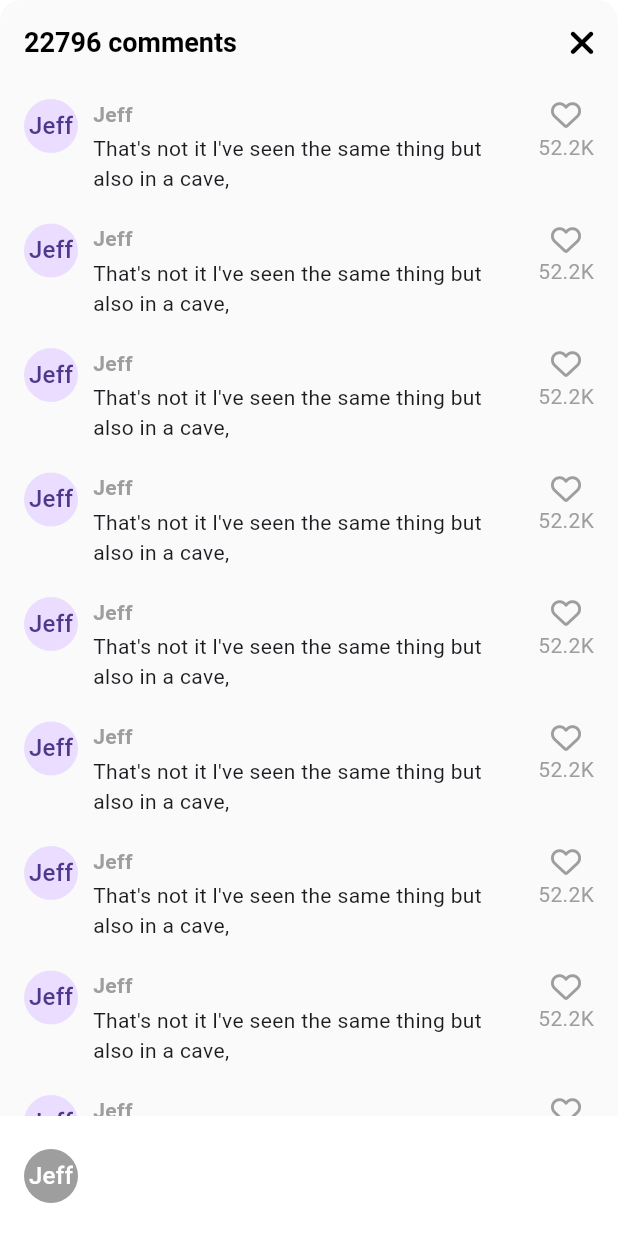
After one commit to Bryson-Joseph/lectures., a Flutter app: the VideoComments screen opened directly, on a phone screen of 412 x 824 dp. The commit adds this screen. Run offline on Flutter 3.47's test engine with Material 3 defaults, Android fonts, the phone set to English and light mode, and no system bars; our stand-ins replace font_awesome_flutter, shared_preferences, video_player, visibility_detector; accounts and stored records are empty; network calls fail.

Commit message:
showModalsButtonSheet

```diff
--- /dev/null
+++ b/tiktok_clone/lib/features/videos/widgets/video_comments.dart
@@ -0,0 +1,105 @@
+import 'package:flutter/material.dart';
+import 'package:font_awesome_flutter/font_awesome_flutter.dart';
+import 'package:tiktok_clone/constants/gaps.dart';
+import 'package:tiktok_clone/constants/sizes.dart';
+
+class VideoComments extends StatefulWidget {
+  const VideoComments({super.key});
+  @override
+  State<VideoComments> createState() => _VideoCommentsState();
+}
+
+class _VideoCommentsState extends State<VideoComments> {
+  void _onClosePressed() {
+    Navigator.of(context).pop();
+  }
+
+  @override
+  Widget build(BuildContext context) {
+    return Container(
+      clipBehavior: Clip.hardEdge,
+      decoration: BoxDecoration(
+        borderRadius: BorderRadius.circular(Sizes.size14),
+      ),
+      child: Scaffold(
+        backgroundColor: Colors.grey.shade50,
+        appBar: AppBar(
+          backgroundColor: Colors.grey.shade50,
+          automaticallyImplyLeading: false,
+          title: const Text("22796 comments"),
+          actions: [
+            IconButton(
+              onPressed: _onClosePressed,
+              icon: const FaIcon(FontAwesomeIcons.xmark),
+            ),
+          ],
+        ),
+        body: ListView.separated(
+          padding: const EdgeInsets.symmetric(
+            vertical: Sizes.size10,
+            horizontal: Sizes.size16,
+          ),
+          separatorBuilder: (context, index) => Gaps.v20,
+          itemCount: 10,
+          itemBuilder: (context, index) => Row(
+            crossAxisAlignment: CrossAxisAlignment.start,
+            children: [
+              const CircleAvatar(
+                radius: 18,
+                child: Text("Jeff"),
+              ),
+              Gaps.h10,
+              Expanded(
+                child: Column(
+                  crossAxisAlignment: CrossAxisAlignment.start,
+                  children: [
+                    Text(
+                      'Jeff',
+                      style: TextStyle(
+                          fontWeight: FontWeight.bold,
+                          fontSize: Sizes.size14,
+                          color: Colors.grey.shade500),
+                    ),
+                    Gaps.v3,
+                    const Text(
+                        "That's not it l've seen the same thing but also in a cave,")
+                  ],
+                ),
+              ),
+              Gaps.h10,
+              Column(
+                children: [
+                  FaIcon(
+                    FontAwesomeIcons.heart,
+                    size: Sizes.size20,
+                    color: Colors.grey.shade500,
+                  ),
+                  Gaps.v2,
+                  Text(
+                    '52.2K',
+                    style: TextStyle(
+                      color: Colors.grey.shade500,
+                    ),
+                  ),
+                ],
+              ),
+            ],
+          ),
+        ),
+        bottomNavigationBar: BottomAppBar(
+          color: Colors.white,
+          child: Row(
+            children: [
+              CircleAvatar(
+                radius: 18,
+                backgroundColor: Colors.grey.shade500,
+                foregroundColor: Colors.white,
+                child: const Text("Jeff"),
+              ),
+            ],
+          ),
+        ),
+      ),
+    );
+  }
+}
--- a/tiktok_clone/lib/features/videos/widgets/video_post.dart
+++ b/tiktok_clone/lib/features/videos/widgets/video_post.dart
@@ -3,6 +3,7 @@ import 'package:font_awesome_flutter/font_awesome_flutter.dart';
 import 'package:tiktok_clone/constants/gaps.dart';
 import 'package:tiktok_clone/constants/sizes.dart';
 import 'package:tiktok_clone/features/videos/widgets/video_button.dart';
+import 'package:tiktok_clone/features/videos/widgets/video_comments.dart';
 import 'package:video_player/video_player.dart';
 import 'package:visibility_detector/visibility_detector.dart';
 
@@ -69,7 +70,9 @@ class _VideoPostState extends State<VideoPost>
   }
 
   void _onVisibilityChanged(VisibilityInfo info) {
-    if (info.visibleFraction == 1 && !_videoPlayerController.value.isPlaying) {
+    if (info.visibleFraction == 1 &&
+        !_isPaused &&
+        !_videoPlayerController.value.isPlaying) {
       _videoPlayerController.play();
     }
   }
@@ -85,6 +88,17 @@ class _VideoPostState extends State<VideoPost>
     setState(() {
       _isPaused = !_isPaused;
     });
+  }
+
+  void _onCommentsTap(BuildContext context) async {
+    if (_videoPlayerController.value.isPlaying) {
+      _onTogglePause();
+    }
+    await showModalBottomSheet(
+      context: context,
+      builder: (context) => const VideoComments(),
+    );
+    _onTogglePause();
   }
 
   @override
@@ -155,12 +169,12 @@ class _VideoPostState extends State<VideoPost>
               ],
             ),
           ),
-          const Positioned(
+          Positioned(
             bottom: 20,
             right: 10,
             child: Column(
               children: [
-                CircleAvatar(
+                const CircleAvatar(
                   radius: 25,
                   backgroundColor: Colors.black,
                   foregroundColor: Colors.white,
@@ -170,17 +184,20 @@ class _VideoPostState extends State<VideoPost>
                   child: Text("Jeff"),
                 ),
                 Gaps.v24,
-                VideoButton(
+                const VideoButton(
                   icon: FontAwesomeIcons.solidHeart,
                   text: "2.9M",
                 ),
                 Gaps.v24,
-                VideoButton(
-                  icon: FontAwesomeIcons.solidComment,
-                  text: "33K",
+                GestureDetector(
+                  onTap: () => _onCommentsTap(context),
+                  child: const VideoButton(
+                    icon: FontAwesomeIcons.solidComment,
+                    text: "33K",
+                  ),
                 ),
                 Gaps.v24,
-                VideoButton(
+                const VideoButton(
                   icon: FontAwesomeIcons.share,
                   text: "Share",
                 )
```
Also changed, not shown: 1 other file.
